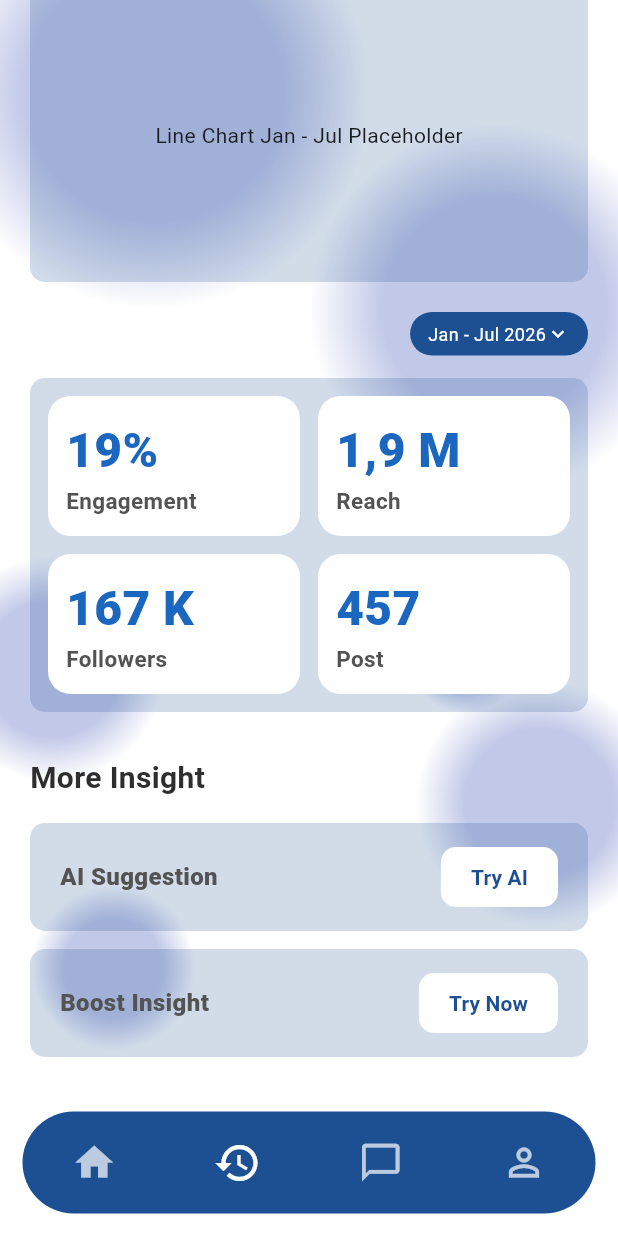
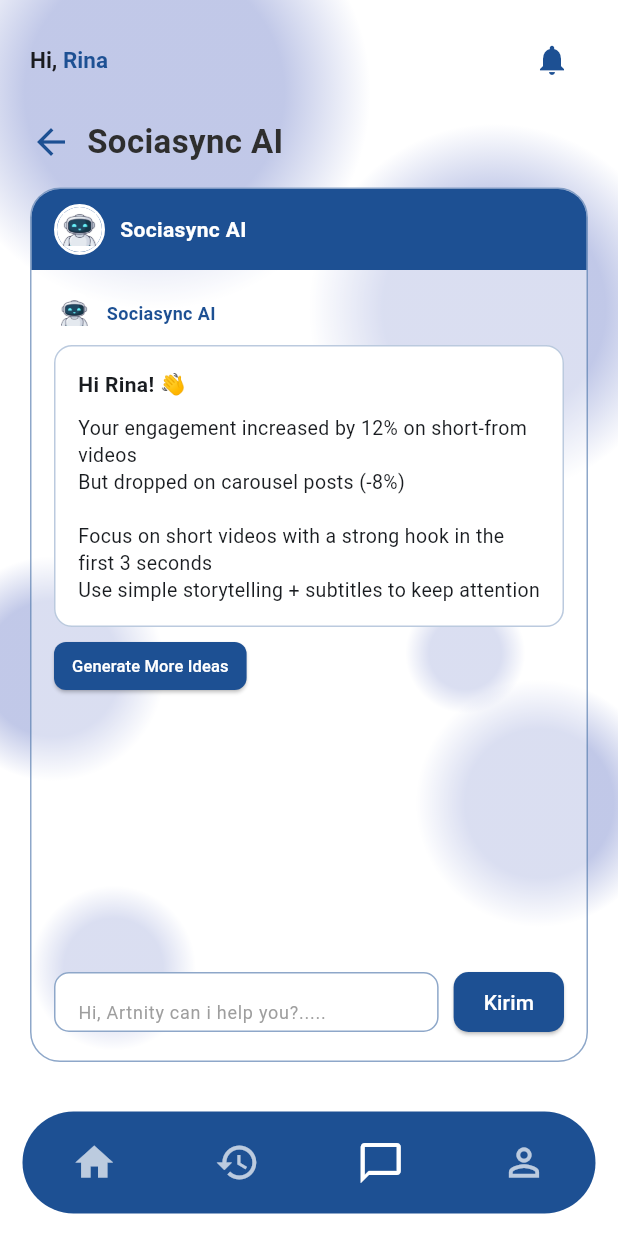
Before and after one commit to grace247r/MobileApp_Sociasync, a Flutter app: the MonthlySummaryPage widget shown alone on an empty page, opened directly, scrolled down 179 dp, after a tap on "Try AI", on a phone screen of 412 x 824 dp. Run offline on Flutter 3.47's test engine with Material 3 defaults, Android fonts, the phone set to English and light mode, and no system bars.

Commit message:
buat fitur ai suggestion/chatbot

```diff
--- /dev/null
+++ b/frontend/sociasync_app/lib/screens/ai_suggestion_page.dart
@@ -0,0 +1,272 @@
+import 'package:flutter/material.dart';
+import 'package:sociasync_app/widgets/app_background_wrapper.dart';
+import 'package:sociasync_app/widgets/app_navbar.dart';
+import 'package:sociasync_app/widgets/dashboard_header.dart';
+
+class ChatbotPage extends StatefulWidget {
+  const ChatbotPage({super.key});
+
+  @override
+  State<ChatbotPage> createState() => _ChatbotPageState();
+}
+
+class _ChatbotPageState extends State<ChatbotPage> {
+  final Color primaryBlue = const Color(0xFF1D5093);
+  int _currentIndex = 2; // Index Chat di Navbar
+
+  @override
+  Widget build(BuildContext context) {
+    return AppBackgroundWrapper(
+      child: Stack(
+        children: [
+          Padding(
+            padding: const EdgeInsets.symmetric(horizontal: 20, vertical: 16),
+            child: Column(
+              crossAxisAlignment: CrossAxisAlignment.start,
+              children: [
+                // 1. WIDGET ATAS: Header yang sudah ada
+                DashboardHeader(
+                  userName: 'Rina',
+                  primaryColor: primaryBlue,
+                  onNotificationTap: () {},
+                ),
+                const SizedBox(height: 15),
+
+                // 2. Title & Back Button
+                Row(
+                  children: [
+                    GestureDetector(
+                      onTap: () => Navigator.pop(context),
+                      child: Icon(
+                        Icons.arrow_back,
+                        color: primaryBlue,
+                        size: 28,
+                      ),
+                    ),
+                    const SizedBox(width: 10),
+                    const Text(
+                      'Sociasync AI',
+                      style: TextStyle(
+                        fontSize: 22,
+                        fontWeight: FontWeight.bold,
+                        color: Color(0xFF2E2E2E),
+                      ),
+                    ),
+                  ],
+                ),
+                const SizedBox(height: 15),
+
+                // 3. MAIN CHAT CONTAINER (Wadah ber-border biru)
+                Expanded(
+                  child: Container(
+                    width: double.infinity,
+                    decoration: BoxDecoration(
+                      color: Colors.white.withOpacity(0.4),
+                      borderRadius: BorderRadius.circular(20),
+                      border: Border.all(color: primaryBlue.withOpacity(0.5)),
+                    ),
+                    child: Column(
+                      children: [
+                        // Blue Header inside Chat Container
+                        Container(
+                          padding: const EdgeInsets.symmetric(
+                            horizontal: 15,
+                            vertical: 10,
+                          ),
+                          decoration: BoxDecoration(
+                            color: primaryBlue,
+                            borderRadius: const BorderRadius.vertical(
+                              top: Radius.circular(19),
+                            ),
+                          ),
+                          child: Row(
+                            children: [
+                              Container(
+                                decoration: BoxDecoration(
+                                  shape: BoxShape.circle,
+                                  border: Border.all(
+                                    color: Colors.white,
+                                    width: 2,
+                                  ),
+                                ),
+                                child: CircleAvatar(
+                                  radius: 15,
+                                  backgroundColor: Colors.white,
+                                  child: Image.asset(
+                                    'assets/chatbotAI.png',
+                                    width: 22,
+                                    height: 22,
+                                    fit: BoxFit.cover,
+                                    alignment: Alignment.bottomCenter,
+                                  ),
+                                ),
+                              ),
+                              const SizedBox(width: 10),
+                              const Text(
+                                'Sociasync AI',
+                                style: TextStyle(
+                                  color: Colors.white,
+                                  fontWeight: FontWeight.bold,
+                                ),
+                              ),
+                            ],
+                          ),
+                        ),
+
+                        // Chat Messages Area
+                        Expanded(
+                          child: ListView(
+                            padding: const EdgeInsets.all(15),
+                            children: [_buildBotMessage()],
+                          ),
+                        ),
+
+                        // Input Area (Hi, Artnity can i help you?....)
+                        _buildChatInput(),
+                      ],
+                    ),
+                  ),
+                ),
+                const SizedBox(height: 100), // Jarak untuk Navbar
+              ],
+            ),
+          ),
+
+          // 4. WIDGET BAWAH: Navbar Melayang
+          Positioned(
+            bottom: 0,
+            left: 0,
+            right: 0,
+            child: AppNavbar(
+              selectedIndex: _currentIndex,
+              backgroundColor: primaryBlue,
+              onTap: (index) {
+                setState(() => _currentIndex = index);
+              },
+            ),
+          ),
+        ],
+      ),
+    );
+  }
+
+  // Widget Bubble Chat Bot
+  Widget _buildBotMessage() {
+    return Column(
+      crossAxisAlignment: CrossAxisAlignment.start,
+      children: [
+        Row(
+          children: [
+            Container(
+              decoration: BoxDecoration(
+                shape: BoxShape.circle,
+                border: Border.all(color: Colors.white, width: 1.5),
+              ),
+              child: CircleAvatar(
+                radius: 12,
+                backgroundColor: Colors.white,
+                child: Image.asset(
+                  'assets/chatbotAI.png',
+                  width: 18,
+                  height: 18,
+                  fit: BoxFit.cover,
+                  alignment: Alignment.bottomCenter,
+                ),
+              ),
+            ),
+            const SizedBox(width: 8),
+            Text(
+              'Sociasync AI',
+              style: TextStyle(
+                color: primaryBlue,
+                fontWeight: FontWeight.bold,
+                fontSize: 12,
+              ),
+            ),
+          ],
+        ),
+        const SizedBox(height: 8),
+        Container(
+          padding: const EdgeInsets.all(15),
+          decoration: BoxDecoration(
+            color: Colors.white,
+            borderRadius: BorderRadius.circular(12),
+            border: Border.all(color: primaryBlue.withOpacity(0.3)),
+          ),
+          child: Column(
+            crossAxisAlignment: CrossAxisAlignment.start,
+            children: [
+              const Text(
+                'Hi Rina! 👋',
+                style: TextStyle(fontWeight: FontWeight.bold, fontSize: 14),
+              ),
+              const SizedBox(height: 10),
+              const Text(
+                'Your engagement increased by 12% on short-from videos\nBut dropped on carousel posts (-8%)\n\nFocus on short videos with a strong hook in the first 3 seconds\nUse simple storytelling + subtitles to keep attention',
+                style: TextStyle(fontSize: 13, height: 1.4),
+              ),
+            ],
+          ),
+        ),
+        const SizedBox(height: 10),
+        ElevatedButton(
+          onPressed: () {},
+          style: ElevatedButton.styleFrom(
+            backgroundColor: primaryBlue,
+            padding: const EdgeInsets.symmetric(horizontal: 12, vertical: 8),
+            minimumSize: Size.zero,
+            tapTargetSize: MaterialTapTargetSize.shrinkWrap,
+            shape: RoundedRectangleBorder(
+              borderRadius: BorderRadius.circular(8),
+            ),
+          ),
+          child: const Text(
+            'Generate More Ideas',
+            style: TextStyle(color: Colors.white, fontSize: 11),
+          ),
+        ),
+      ],
+    );
+  }
+
+  // Widget Input Chat di bagian bawah container
+  Widget _buildChatInput() {
+    return Padding(
+      padding: const EdgeInsets.all(15.0),
+      child: Row(
+        children: [
+          Expanded(
+            child: Container(
+              height: 40,
+              padding: const EdgeInsets.symmetric(horizontal: 15),
+              decoration: BoxDecoration(
+                color: Colors.white,
+                borderRadius: BorderRadius.circular(10),
+                border: Border.all(color: primaryBlue.withOpacity(0.5)),
+              ),
+              child: const TextField(
+                decoration: InputDecoration(
+                  hintText: 'Hi, Artnity can i help you?.....',
+                  hintStyle: TextStyle(fontSize: 12, color: Colors.grey),
+                  border: InputBorder.none,
+                ),
+              ),
+            ),
+          ),
+          const SizedBox(width: 10),
+          ElevatedButton(
+            onPressed: () {},
+            style: ElevatedButton.styleFrom(
+              backgroundColor: primaryBlue,
+              shape: RoundedRectangleBorder(
+                borderRadius: BorderRadius.circular(10),
+              ),
+              padding: const EdgeInsets.symmetric(horizontal: 20),
+            ),
+            child: const Text('Kirim', style: TextStyle(color: Colors.white)),
+          ),
+        ],
+      ),
+    );
+  }
+}
--- a/frontend/sociasync_app/lib/screens/monthly_summary_page.dart
+++ b/frontend/sociasync_app/lib/screens/monthly_summary_page.dart
@@ -2,6 +2,7 @@ import 'package:flutter/material.dart';
 import 'package:sociasync_app/widgets/app_background_wrapper.dart';
 import 'package:sociasync_app/widgets/app_navbar.dart';
 import 'package:sociasync_app/widgets/dashboard_header.dart';
+import 'package:sociasync_app/screens/ai_suggestion_page.dart';
 
 class MonthlySummaryPage extends StatefulWidget {
   const MonthlySummaryPage({super.key});
@@ -135,7 +136,17 @@ class _MonthlySummaryPageState extends State<MonthlySummaryPage> {
                 const SizedBox(height: 15),
 
                 // Card AI Suggestion
-                _buildInsightCard('AI Suggestion', 'Try AI'),
+                _buildInsightCard(
+                  'AI Suggestion',
+                  'Try AI',
+                  onPressed: () {
+                    Navigator.of(context).push(
+                      MaterialPageRoute(
+                        builder: (_) => const ChatbotPage(),
+                      ),
+                    );
+                  },
+                ),
                 const SizedBox(height: 12),
 
                 // Card Boost Insight
@@ -196,7 +207,11 @@ class _MonthlySummaryPageState extends State<MonthlySummaryPage> {
   }
 
   // Widget Helper untuk Insight Row (AI Suggestion / Boost)
-  Widget _buildInsightCard(String title, String btnLabel) {
+  Widget _buildInsightCard(
+    String title,
+    String btnLabel, {
+    VoidCallback? onPressed,
+  }) {
     return Container(
       padding: const EdgeInsets.symmetric(horizontal: 20, vertical: 12),
       decoration: BoxDecoration(
@@ -215,7 +230,7 @@ class _MonthlySummaryPageState extends State<MonthlySummaryPage> {
             ),
           ),
           ElevatedButton(
-            onPressed: () {},
+            onPressed: onPressed,
             style: ElevatedButton.styleFrom(
               backgroundColor: Colors.white,
               foregroundColor: primaryBlue,
--- a/frontend/sociasync_app/pubspec.yaml
+++ b/frontend/sociasync_app/pubspec.yaml
@@ -2,7 +2,7 @@ name: sociasync_app
 description: "A new Flutter project."
 # The following line prevents the package from being accidentally published to
 # pub.dev using `flutter pub publish`. This is preferred for private packages.
-publish_to: 'none' # Remove this line if you wish to publish to pub.dev
+publish_to: "none" # Remove this line if you wish to publish to pub.dev
 
 # The following defines the version and build number for your application.
 # A version number is three numbers separated by dots, like 1.2.43
@@ -31,7 +31,6 @@ dependencies:
   flutter:
     sdk: flutter
 
-
 dev_dependencies:
   flutter_test:
     sdk: flutter
@@ -42,6 +41,7 @@ flutter:
   assets:
     - assets/logo.png
     - assets/loginbackground.png
+    - assets/chatbotAI.png
 
   # An image asset can refer to one or more resolution-specific "variants", see
   # https://flutter.dev/to/resolution-aware-images
```
Also changed, not shown: frontend/sociasync_app/assets/chatbotAI.png (added).
